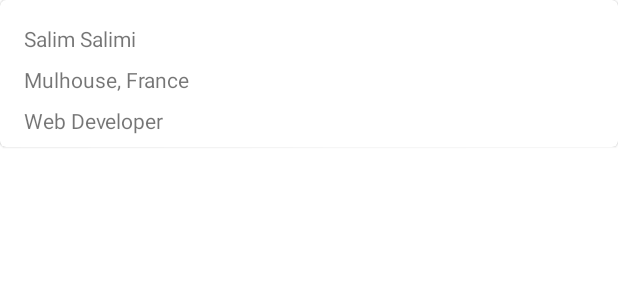
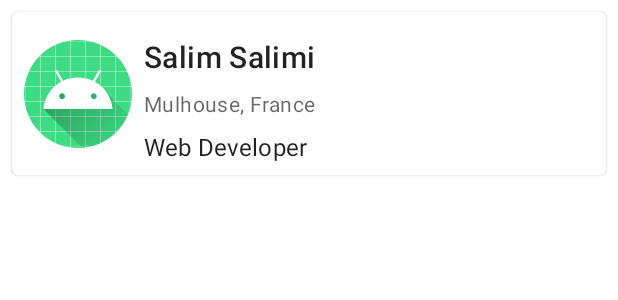
Before and after one commit to SalimSalimi/ProjectManager, an Android app: the layout developer_list_item.xml on its own in the app's theme, with its tools: preview values and no code run, on a phone screen of 412 x 824 dp. Shown: the top 300 px of the screen. Run offline under Robolectric (Android 15) with nearby library versions, the light colour scheme and no system bars.

Commit message:
Improve cardview layout

```diff
--- a/app/src/main/res/layout/developer_list_fragment.xml
+++ b/app/src/main/res/layout/developer_list_fragment.xml
@@ -5,7 +5,8 @@
     <RelativeLayout
         android:layout_width="match_parent"
         android:layout_height="match_parent"
-        tools:context=".ui.developerList.DeveloperListFragment">
+        tools:context=".ui.developerList.DeveloperListFragment"
+        android:background="@color/light_gray_background">
 
         <androidx.recyclerview.widget.RecyclerView
             android:id="@+id/developersList"
--- a/app/src/main/res/layout/developer_list_item.xml
+++ b/app/src/main/res/layout/developer_list_item.xml
@@ -12,7 +12,8 @@
 
     <com.google.android.material.card.MaterialCardView
         android:layout_width="match_parent"
-        android:layout_height="wrap_content">
+        android:layout_height="wrap_content"
+        android:layout_margin="8dp">
 
         <androidx.constraintlayout.widget.ConstraintLayout
             android:layout_width="match_parent"
@@ -20,37 +21,61 @@
 
             <TextView
                 android:id="@+id/textView"
-                android:layout_width="wrap_content"
+                android:layout_width="0dp"
                 android:layout_height="wrap_content"
-                android:layout_marginStart="16dp"
+                android:layout_marginStart="8dp"
                 android:layout_marginTop="16dp"
+                android:layout_marginEnd="8dp"
                 android:text="@{developer.lastName.concat(' ' + developer.firstName)}"
-                app:layout_constraintStart_toStartOf="parent"
+                android:textAppearance="?attr/textAppearanceHeadline6"
+                app:layout_constraintEnd_toEndOf="parent"
+                app:layout_constraintStart_toEndOf="@+id/imageView"
                 app:layout_constraintTop_toTopOf="parent"
                 tools:text="Salim Salimi" />
 
             <TextView
                 android:id="@+id/textView2"
-                android:layout_width="wrap_content"
+                android:layout_width="0dp"
                 android:layout_height="wrap_content"
                 android:layout_marginTop="8dp"
+                android:layout_marginEnd="8dp"
                 android:text="@{developer.address.city}"
+                android:textAppearance="?attr/textAppearanceBody2"
+                android:textColor="?android:attr/textColorSecondary"
+                app:layout_constraintEnd_toEndOf="parent"
                 app:layout_constraintStart_toStartOf="@+id/textView"
                 app:layout_constraintTop_toBottomOf="@+id/textView"
                 tools:text="Mulhouse, France" />
 
             <TextView
                 android:id="@+id/textView3"
-                android:layout_width="wrap_content"
+                android:layout_width="0dp"
                 android:layout_height="wrap_content"
                 android:layout_marginTop="8dp"
+                android:layout_marginEnd="8dp"
                 android:layout_marginBottom="8dp"
                 android:text="@{developer.post.toString()}"
+                android:textAppearance="?attr/textAppearanceSubtitle1"
                 app:layout_constraintBottom_toBottomOf="parent"
+                app:layout_constraintEnd_toEndOf="parent"
                 app:layout_constraintStart_toStartOf="@+id/textView2"
                 app:layout_constraintTop_toBottomOf="@+id/textView2"
                 tools:text="Web Developer" />
 
+            <com.google.android.material.imageview.ShapeableImageView
+                android:id="@+id/imageView"
+                android:layout_width="wrap_content"
+                android:layout_height="wrap_content"
+                android:layout_marginStart="8dp"
+                android:layout_marginTop="8dp"
+                android:layout_marginBottom="8dp"
+                app:layout_constraintBottom_toBottomOf="parent"
+                app:layout_constraintStart_toStartOf="parent"
+                app:layout_constraintTop_toTopOf="parent"
+                android:src="@mipmap/ic_launcher"
+                app:shapeAppearanceOverlay="@style/circleImageView"
+                android:scaleType="centerCrop"/>
+
         </androidx.constraintlayout.widget.ConstraintLayout>
     </com.google.android.material.card.MaterialCardView>
 </layout>
--- a/app/src/main/res/values/colors.xml
+++ b/app/src/main/res/values/colors.xml
@@ -7,4 +7,6 @@
     <color name="teal_700">#FF018786</color>
     <color name="black">#FF000000</color>
     <color name="white">#FFFFFFFF</color>
+
+    <color name="light_gray_background">#EEEFF4</color>
 </resources>
--- a/app/src/main/res/values/themes.xml
+++ b/app/src/main/res/values/themes.xml
@@ -22,4 +22,12 @@
     <style name="Theme.TeamManager.AppBarOverlay" parent="ThemeOverlay.AppCompat.Dark.ActionBar" />
 
     <style name="Theme.TeamManager.PopupOverlay" parent="ThemeOverlay.AppCompat.Light" />
+
+    <!-- Rounded Image Style-->
+    <style name="circleImageView" parent="">
+        <item name="cornerFamily">rounded</item>
+        <item name="cornerSize">50%</item>
+        <item name="android:padding">8dp</item>
+    </style>
+
 </resources>
```
